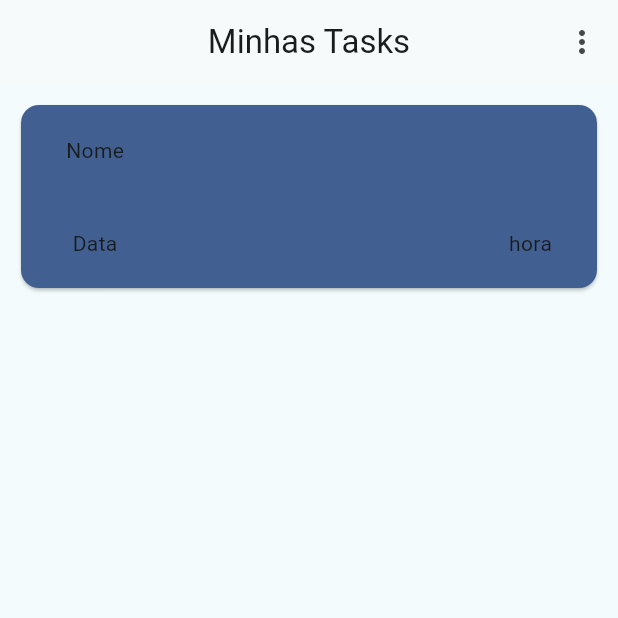
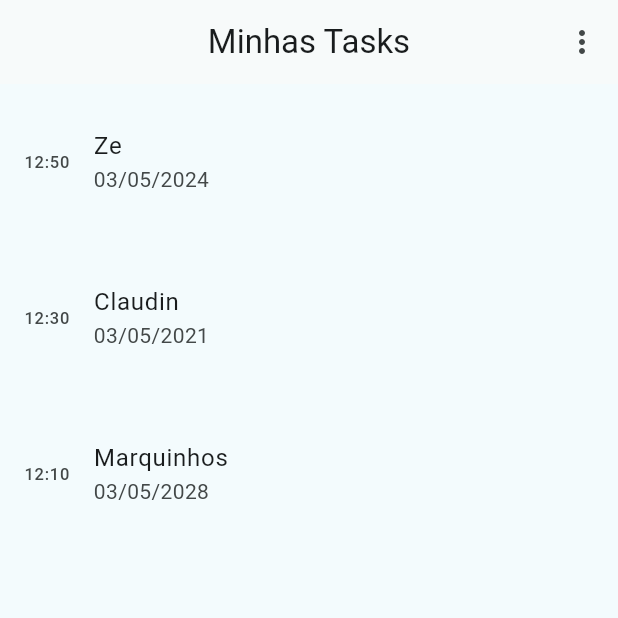
Before and after one commit to Ceruti056/appTaskFlutter, a Flutter app: the screen it shows after launch, after a tap on "Logar", on a phone screen of 412 x 824 dp, the top half of it. Run offline on Flutter 3.47's test engine with Material 3 defaults, Android fonts, the phone set to English and light mode, and no system bars; drawn by our look-alikes of flutter_slidable.

Commit message:
Desenvolvimento 2

```diff
--- a/lib/home_screen.dart
+++ b/lib/home_screen.dart
@@ -1,6 +1,10 @@
 import 'package:apptask/novas_task.dart';
+import 'package:apptask/task.dart';
 import 'package:apptask/task_concluida.dart';
 import 'package:flutter/material.dart';
+import 'package:flutter_slidable/flutter_slidable.dart';
+
+enum Actions { delete, edit }
 
 class HomeScreen extends StatefulWidget {
   const HomeScreen({super.key});
@@ -10,16 +14,7 @@ class HomeScreen extends StatefulWidget {
 }
 
 class _HomeScreenState extends State<HomeScreen> {
-  double width = 100.0;
-  double height = 100.0;
-  Offset initialPosition = Offset(0.0, 100.0);
-  Offset position = Offset(0.0, 100.0);
-  Color cardCor = Color(0xff415f91);
-  @override
-  void initState() {
-    super.initState();
-    position = initialPosition;
-  }
+  List<Task> tasks = allTasks;
 
   @override
   Widget build(BuildContext context) {
@@ -28,68 +23,75 @@ class _HomeScreenState extends State<HomeScreen> {
       body: Stack(
         alignment: Alignment.topCenter,
         children: [
-          AnimatedPositioned(
-            duration: const Duration(milliseconds: 300),
-            left: position.dx,
-            child: GestureDetector(
-              onHorizontalDragUpdate: (DragUpdateDetails details) {
-                setState(() {
-                  position =
-                      Offset(position.dx + details.delta.dx, position.dy);
-                });
-              },
-              onHorizontalDragEnd: (DragEndDetails details) {
-                setState(() {
-                  position = initialPosition;
-                });
-              },
-              child: _buildCard(),
-            ),
+          SlidableAutoCloseBehavior(
+            closeWhenOpened: true,
+            child: ListView.builder(
+                itemCount: tasks.length,
+                itemBuilder: (context, index) {
+                  final task = tasks[index];
+
+                  return Slidable(
+                    key: Key(task.titulo),
+                    startActionPane: ActionPane(
+                      motion: const StretchMotion(),
+                      dismissible: DismissiblePane(
+                          onDismissed: () =>
+                              _deleteAndEditTasks(index, Actions.edit)),
+                      children: [
+                        SlidableAction(
+                          backgroundColor: Colors.lightBlueAccent,
+                          icon: Icons.edit_outlined,
+                          label: 'Edit',
+                          onPressed: (context) =>
+                              _deleteAndEditTasks(index, Actions.edit),
+                        ),
+                      ],
+                    ),
+                    endActionPane: ActionPane(
+                        motion: const BehindMotion(),
+                        dismissible: DismissiblePane(
+                            onDismissed: () =>
+                                _deleteAndEditTasks(index, Actions.delete)),
+                        children: [
+                          SlidableAction(
+                            backgroundColor: Colors.red,
+                            icon: Icons.delete,
+                            label: 'Delete',
+                            onPressed: (context) =>
+                                _deleteAndEditTasks(index, Actions.delete),
+                          )
+                        ]),
+                    child: _buildTaskListTile(task),
+                  );
+                }),
           ),
         ],
       ),
     );
   }
 
-  Widget _buildCard() {
-    return Container(
-      height: 150,
-      width: MediaQuery.of(context).size.width,
-      padding: const EdgeInsets.all(10.0),
-      child: Card(
-        color: cardCor,
-        child: InkWell(
-          onTap: () {
-            Navigator.push(context, MaterialPageRoute(builder: (context) {
-              return HomeScreen();
-            }));
-          },
-          child: Padding(
-            padding: const EdgeInsets.fromLTRB(30, 20, 30, 20),
-            child: Row(
-              mainAxisAlignment: MainAxisAlignment.spaceBetween,
-              children: [
-                Container(
-                  alignment: Alignment.centerLeft,
-                  child: const Column(
-                    mainAxisAlignment: MainAxisAlignment.spaceBetween,
-                    children: [
-                      Text("Nome"),
-                      Text("Data"),
-                    ],
-                  ),
-                ),
-                Container(
-                  alignment: Alignment.bottomRight,
-                  child: const Text("hora", textDirection: TextDirection.rtl),
-                ),
-              ],
-            ),
-          ),
-        ),
-      ),
-    );
+  void _deleteAndEditTasks(int index, Actions action) {
+    final task = tasks[index];
+    setState(() => tasks.removeAt(index));
+
+    switch (action) {
+      case Actions.delete:
+        _showSnackbar(context, '${task.titulo} foi deletado', Colors.red);
+        break;
+      case Actions.edit:
+        Navigator.push(context, MaterialPageRoute(builder: (context) {
+          return const NovaTaskPage();
+        }));
+        break;
+    }
   }
+
+  Widget _buildTaskListTile(Task task) => ListTile(
+        contentPadding: const EdgeInsets.all(16),
+        title: Text(task.titulo),
+        subtitle: Text(task.data),
+        leading: Text(task.hora),
+      );
 
   AppBar _menuBar() {
     return AppBar(
@@ -124,4 +126,49 @@ class _HomeScreenState extends State<HomeScreen> {
       ],
     );
   }
+
+  void _showSnackbar(BuildContext context, String message, Color color) {
+    ScaffoldMessenger.of(context)
+        .showSnackBar(SnackBar(content: Text(message)));
+  }
+
+  // Widget _buildCard() {
+  //   return Container(
+  //     height: 150,
+  //     width: MediaQuery.of(context).size.width,
+  //     padding: const EdgeInsets.all(10.0),
+  //     child: Card(
+  //       color: cardCor,
+  //       child: InkWell(
+  //         onTap: () {
+  //           Navigator.push(context, MaterialPageRoute(builder: (context) {
+  //             return HomeScreen();
+  //           }));
+  //         },
+  //         child: Padding(
+  //           padding: const EdgeInsets.fromLTRB(30, 20, 30, 20),
+  //           child: Row(
+  //             mainAxisAlignment: MainAxisAlignment.spaceBetween,
+  //             children: [
+  //               Container(
+  //                 alignment: Alignment.centerLeft,
+  //                 child: const Column(
+  //                   mainAxisAlignment: MainAxisAlignment.spaceBetween,
+  //                   children: [
+  //                     Text("Nome"),
+  //                     Text("Data"),
+  //                   ],
+  //                 ),
+  //               ),
+  //               Container(
+  //                 alignment: Alignment.bottomRight,
+  //                 child: const Text("hora", textDirection: TextDirection.rtl),
+  //               ),
+  //             ],
+  //           ),
+  //         ),
+  //       ),
+  //     ),
+  //   );
+  // }
 }
--- a/lib/main.dart
+++ b/lib/main.dart
@@ -14,6 +14,7 @@ class MyApp extends StatelessWidget {
     return MaterialApp(
       home:const SplashScreen(),
       debugShowCheckedModeBanner: false,
+
        theme: MaterialTheme(Typography.blackCupertino).light(),
        darkTheme: MaterialTheme(Typography.blackCupertino).dark(),
     );
--- a/lib/splash_screen.dart
+++ b/lib/splash_screen.dart
@@ -27,7 +27,7 @@ class _SplashScreenState extends State<SplashScreen> {
         mainAxisAlignment: MainAxisAlignment.center,
         children: [
           Image.asset(
-            'assets/image/',
+            'assets/image/checkup.png',
             fit: BoxFit.fill,
           ),
         ],
--- /dev/null
+++ b/lib/task.dart
@@ -0,0 +1,37 @@
+class Task {
+  final String idTask;
+  final String titulo;
+  final String descricao;
+  final String data;
+  final String hora;
+
+  Task(
+      {required this.idTask,
+      required this.titulo,
+      required this.descricao,
+      required this.data,
+      required this.hora});
+}
+
+final allTasks= [
+   Task(
+    idTask: '1',
+     titulo: 'Ze',
+     descricao: 'dyhsdhfvhbsjhvbuhsvb',
+     data: '03/05/2024',
+     hora: '12:50'),
+
+     Task(
+    idTask: '2',
+     titulo: 'Claudin',
+     descricao: 'dyhsdhfvhbsjhvbuhsvb',
+     data: '03/05/2021',
+     hora: '12:30'),
+
+     Task(
+    idTask: '3',
+     titulo: 'Marquinhos',
+     descricao: 'dyhsdhfvhbsjhvbuhsvb',
+     data: '03/05/2028',
+     hora: '12:10')
+];
--- a/pubspec.yaml
+++ b/pubspec.yaml
@@ -35,6 +35,8 @@ dependencies:
   # The following adds the Cupertino Icons font to your application.
   # Use with the CupertinoIcons class for iOS style icons.
   cupertino_icons: ^1.0.2
+  sqflite: ^2.3.2
+  flutter_slidable: ^1.3.0
 
 dev_dependencies:
   flutter_test:
```
Also changed, not shown: lib/user.dart (added, +29 -0 lines), assets/image/checkup.png (added), pubspec.lock, 1 other file.
